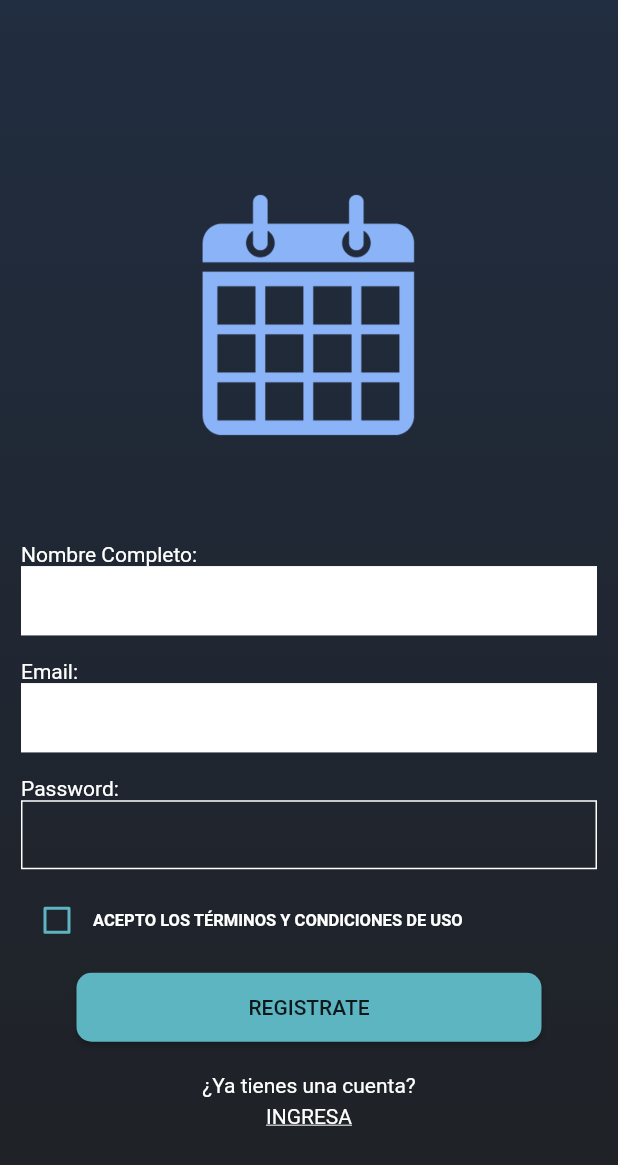
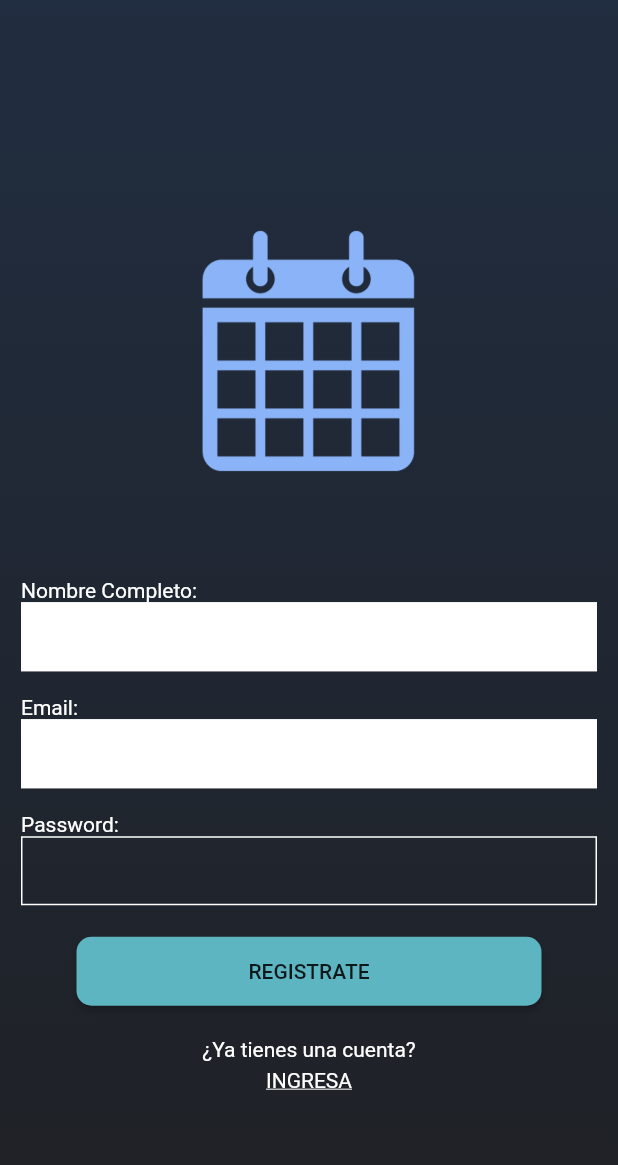
Before and after one commit to Alderbane/ProyectoMoviles, a Flutter app: the screen it shows after launch, after a tap on "REGISTRATE", on a phone screen of 412 x 824 dp. Shown: the top 1165 px of the screen. Run offline on Flutter 3.47's test engine with Material 2 defaults, Android fonts, the phone set to English and light mode, and no system bars; our stand-ins replace splashscreen, table_calendar; network calls fail; Roboto replaces fonts that are missing (AkzidenzGrotesk).

Commit message:
removed unused actions

```diff
--- a/lib/login/signup.dart
+++ b/lib/login/signup.dart
@@ -148,37 +148,7 @@ class _SignupState extends State<Signup> {
                       ],
                     ),
                     SizedBox(
-                      height: 10,
-                    ),
-                    Row(
-                      children: [
-                        Theme(
-                          data: Theme.of(context).copyWith(
-                              unselectedWidgetColor: Color(0xff5DB5C1)),
-                          child: Checkbox(
-                              value: _checkBoxValue,
-                              onChanged: (bool _newValue) {
-                                setState(() {
-                                  _checkBoxValue = _newValue;
-                                });
-                              },
-                              activeColor: Color(0xff5DB5C1),
-                              checkColor: Colors.transparent),
-                        ),
-                        Column(
-                          children: [
-                            Text('ACEPTO LOS TÉRMINOS Y CONDICIONES DE USO',
-                                style: TextStyle(
-                                  color: Colors.white,
-                                  fontSize: 11,
-                                  fontWeight: FontWeight.bold,
-                                )),
-                          ],
-                        ),
-                      ],
-                    ),
-                    SizedBox(
-                      height: 10,
+                      height: 20,
                     ),
                     MaterialButton(
                       minWidth: 310,
@@ -192,7 +162,6 @@ class _SignupState extends State<Signup> {
                       },
                       child: Text(
                         'REGISTRATE',
-                        style: TextStyle(fontFamily: 'AkzidenzGrotesk'),
                       ),
                     ),
                     SizedBox(
```
Also changed, not shown: lib/menu.dart (+3 -7 lines).
